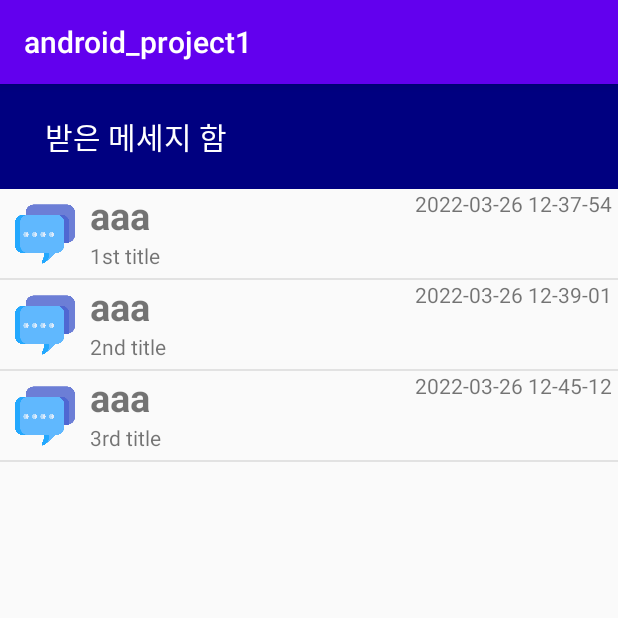
After one commit to novice-hero/Android_project1, an Android app: the ReceiveMsgActivity screen opened directly, with no data from a screen before it, on a phone screen of 412 x 824 dp, the top half of it. The commit adds this screen. Run offline under Robolectric (Android 15) with nearby library versions, the phone set to English and light mode, and no system bars.

Commit message:
22-03-26 안드로이드 프로젝트1 초기 완성

```diff
--- a/app/src/main/AndroidManifest.xml
+++ b/app/src/main/AndroidManifest.xml
@@ -10,6 +10,12 @@
         android:supportsRtl="true"
         android:theme="@style/Theme.Android_project1">
         <activity
+            android:name=".ReceiveMsgActivity"
+            android:exported="false" />
+        <activity
+            android:name=".SignUpActivity"
+            android:exported="false" />
+        <activity
             android:name=".MainActivity"
             android:exported="true">
             <intent-filter>
--- /dev/null
+++ b/app/src/main/java/kr/hnu/android_project1/ReceiveMsgActivity.java
@@ -0,0 +1,37 @@
+package kr.hnu.android_project1;
+
+import androidx.appcompat.app.AppCompatActivity;
+
+import android.os.Bundle;
+import android.view.View;
+import android.widget.LinearLayout;
+import android.widget.RelativeLayout;
+import android.widget.TextView;
+
+public class ReceiveMsgActivity extends AppCompatActivity {
+
+    @Override
+    protected void onCreate(Bundle savedInstanceState) {
+        super.onCreate(savedInstanceState);
+        setContentView(R.layout.activity_receive_msg);
+
+        createMsg("aaa","1st title","2022-03-26 12-37-54");
+        createMsg("aaa","2nd title","2022-03-26 12-39-01");
+        createMsg("aaa","3rd title","2022-03-26 12-45-12");
+    }
+
+    public void createMsg(String s, String t, String d) {
+        LinearLayout linear = (LinearLayout)findViewById(R.id.linear_receive);
+        RelativeLayout rel = (RelativeLayout) View.inflate(
+                this, R.layout.newmessage, null);
+        TextView sender = (TextView)rel.findViewById(R.id.sender);
+        TextView title = (TextView)rel.findViewById(R.id.title);
+        TextView date = (TextView)rel.findViewById(R.id.date);
+
+        sender.setText(s);
+        title.setText(t);
+        date.setText(d);
+
+        linear.addView(rel);
+    }
+}
--- /dev/null
+++ b/app/src/main/res/layout/activity_receive_msg.xml
@@ -0,0 +1,26 @@
+<?xml version="1.0" encoding="utf-8"?>
+<ScrollView xmlns:android="http://schemas.android.com/apk/res/android"
+    xmlns:app="http://schemas.android.com/apk/res-auto"
+    xmlns:tools="http://schemas.android.com/tools"
+    android:layout_width="match_parent"
+    android:layout_height="match_parent"
+    tools:context=".ReceiveMsgActivity">
+    <LinearLayout
+        android:id="@+id/linear_receive"
+        android:layout_width="match_parent"
+        android:layout_height="match_parent"
+        android:orientation="vertical">
+        <TextView
+            android:id="@+id/tv_receive_msg"
+            android:layout_width="match_parent"
+            android:layout_height="wrap_content"
+            android:text="받은 메세지 함"
+            android:textColor="@color/white"
+            android:textSize="20dp"
+            android:paddingLeft="30dp"
+            android:paddingBottom="20dp"
+            android:paddingTop="20dp"
+            android:background="@color/hannam"></TextView>
+    </LinearLayout>
+
+</ScrollView>
--- /dev/null
+++ b/app/src/main/res/layout/newmessage.xml
@@ -0,0 +1,42 @@
+<?xml version="1.0" encoding="utf-8"?>
+<RelativeLayout xmlns:android="http://schemas.android.com/apk/res/android"
+    android:layout_width="match_parent"
+    android:layout_height="match_parent"
+    android:layout_centerHorizontal="true">
+    <ImageView
+        android:id="@+id/img_msg"
+        android:layout_width="60dp"
+        android:layout_height="60dp"
+        android:padding="10dp"
+        android:src="@drawable/message"></ImageView>
+    <TextView
+        android:id="@+id/sender"
+        android:layout_width="wrap_content"
+        android:layout_height="wrap_content"
+        android:layout_toRightOf="@+id/img_msg"
+        android:text="aaa"
+        android:textStyle="bold"
+        android:textSize="25dp"></TextView>
+    <TextView
+        android:id="@+id/date"
+        android:layout_width="wrap_content"
+        android:layout_height="wrap_content"
+        android:text="2022-03-26-00-05-27"
+        android:layout_marginRight="4dp"
+        android:layout_alignParentRight="true"></TextView>
+    <TextView
+        android:id="@+id/title"
+        android:layout_width="wrap_content"
+        android:layout_height="wrap_content"
+        android:text="title is here"
+        android:layout_below="@+id/sender"
+        android:layout_toRightOf="@+id/img_msg"></TextView>
+    <TextView
+        android:layout_width="match_parent"
+        android:layout_height="1dp"
+        android:layout_below="@+id/title"
+        android:layout_marginTop="5dp"
+        android:layout_centerHorizontal="true"
+        android:background="#E2E2E2"></TextView>
+
+</RelativeLayout>
--- a/app/src/main/res/values/colors.xml
+++ b/app/src/main/res/values/colors.xml
@@ -7,4 +7,5 @@
     <color name="teal_700">#FF018786</color>
     <color name="black">#FF000000</color>
     <color name="white">#FFFFFFFF</color>
+    <color name="hannam">#000080</color>
 </resources>
--- a/app/src/main/res/values/themes.xml
+++ b/app/src/main/res/values/themes.xml
@@ -1,6 +1,6 @@
 <resources xmlns:tools="http://schemas.android.com/tools">
     <!-- Base application theme. -->
-    <style name="Theme.Android_project1" parent="Theme.MaterialComponents.DayNight.DarkActionBar">
+    <style name="Theme.Android_project1" parent="Theme.AppCompat.DayNight.DarkActionBar">
         <!-- Primary brand color. -->
         <item name="colorPrimary">@color/purple_500</item>
         <item name="colorPrimaryVariant">@color/purple_700</item>
```
Also changed, not shown: app/src/main/java/kr/hnu/android_project1/MainActivity.java (+46 -1 lines), app/src/main/java/kr/hnu/android_project1/Person.java (added, +24 -0 lines), app/src/main/java/kr/hnu/android_project1/SignUpActivity.java (added, +50 -0 lines), app/src/main/res/drawable/user_name_resize.xml (added, +8 -0 lines), app/src/main/res/layout/activity_main.xml (+14 -5 lines), app/src/main/res/layout/activity_sign_up.xml (added, +79 -0 lines), app/src/main/res/drawable-v24/message.png (added), app/src/main/res/drawable/logo_hannam.jpg (deleted), app/src/main/res/drawable/logo_hannam.png (added), app/src/main/res/drawable/user_img.png (added), app/src/main/res/drawable/user_name.png (added).
